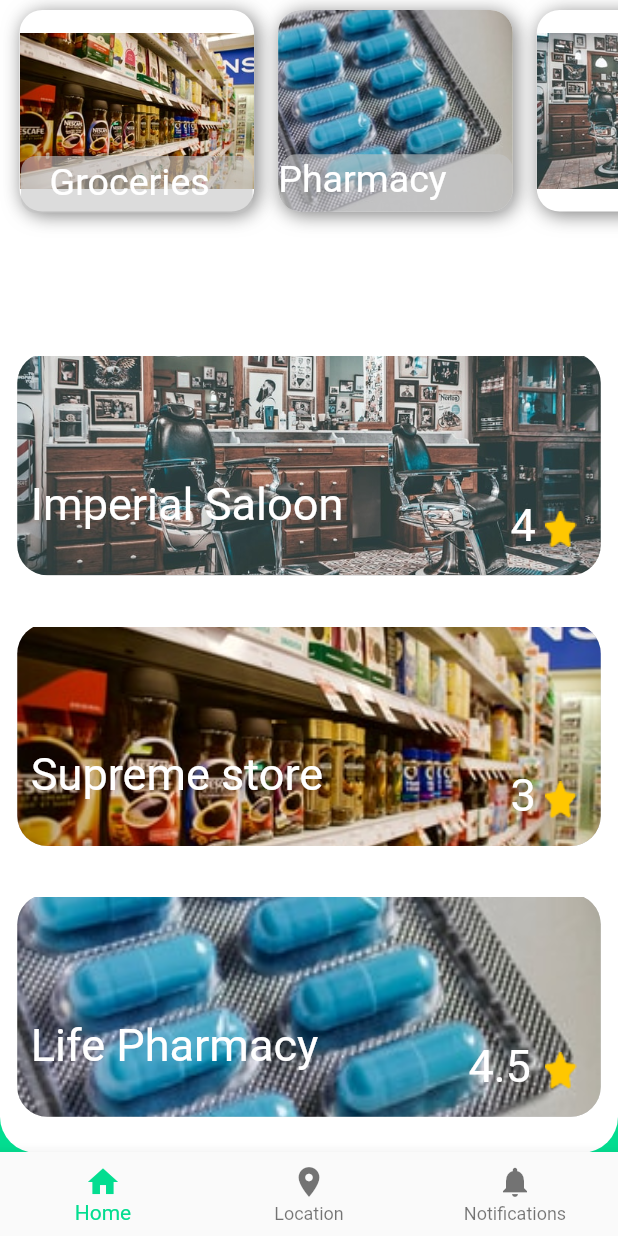
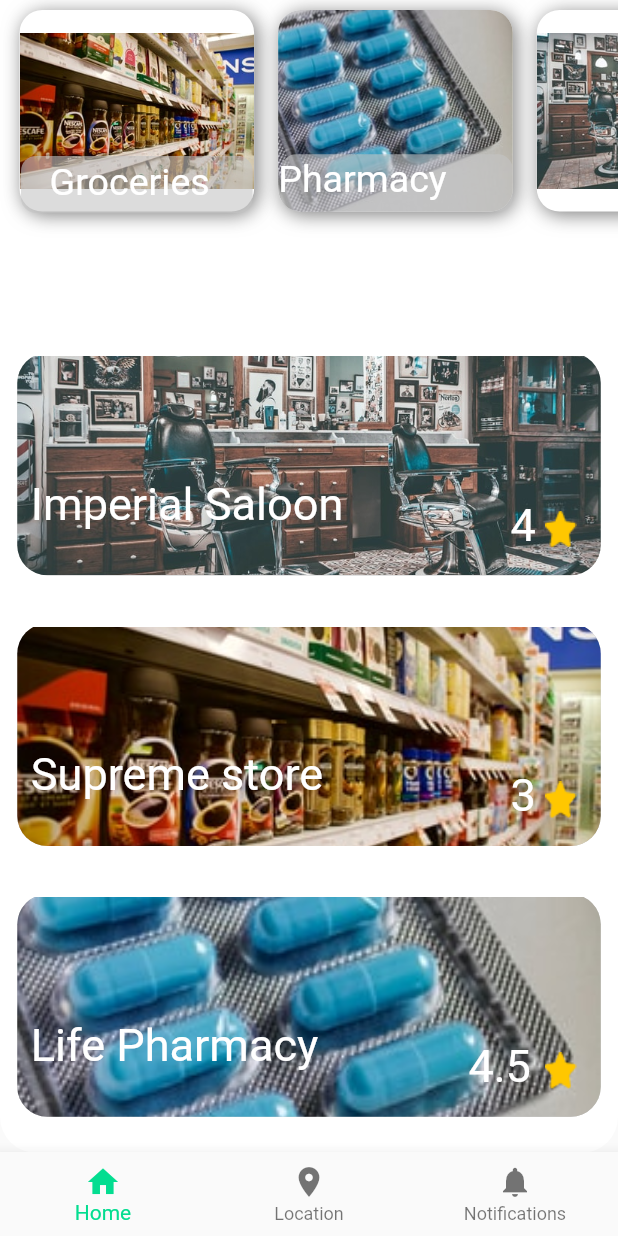
Before and after one commit to advaith-unnikrishnan/app, a Flutter app: the screen it shows after launch, scrolled down 274 dp, on a phone screen of 412 x 824 dp. Run offline on Flutter 3.47's test engine with Material 2 defaults, Android fonts, the phone set to English and light mode, and no system bars; Roboto replaces fonts that are missing (Cera Pro).

Commit message:
bg color

```diff
--- a/lib/main.dart
+++ b/lib/main.dart
@@ -53,7 +53,7 @@ class _MyAppState extends State<MyApp> {
     ));
     return Scaffold(
       key: _scaffoldKey,
-      backgroundColor: Color(0xFF03DD90),
+      //backgroundColor: Color(0xFF03DD90),
       endDrawer: Drawer(
         child: ListView(
           padding: EdgeInsets.zero,
--- a/pubspec.yaml
+++ b/pubspec.yaml
@@ -19,6 +19,8 @@ environment:
 dependencies:
   flutter:
     sdk: flutter
+  carousel_slider: ^2.2.1
+
 
   # The following adds the Cupertino Icons font to your application.
   # Use with the CupertinoIcons class for iOS style icons.
```
Also changed, not shown: pubspec.lock.
